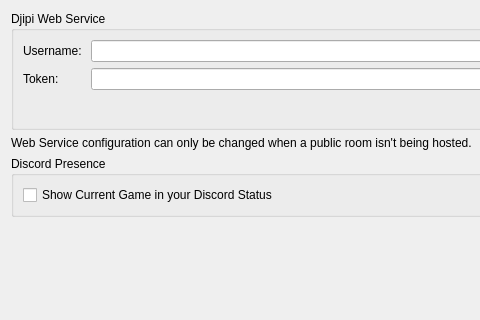
Above: src/yuzu/configuration/configure_web.ui from Djipi71/OOT before the change; both pictures show x 0 to 480 and y 0 to 320 of the 926 by 561 pixel window. Below: the same form after it.
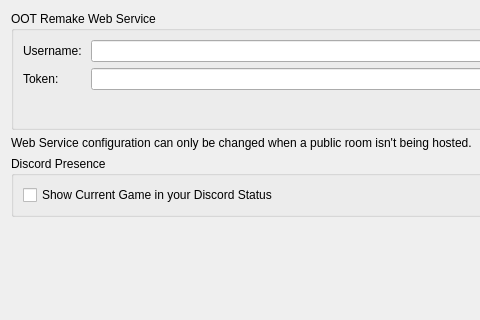
That is the form after the change.

Commit message: Djipi v4: OOT Remake rebased on Frizti's Fritchii v5.8.4 with Lichii build-150 fixes

```diff
--- a/src/yuzu/configuration/configure_web.ui
+++ b/src/yuzu/configuration/configure_web.ui
@@ -22,7 +22,7 @@
      <item>
       <widget class="QGroupBox" name="groupBoxWebConfig">
        <property name="title">
-        <string>Djipi Web Service</string>
+        <string>OOT Remake Web Service</string>
        </property>
        <layout class="QVBoxLayout" name="verticalLayoutYuzuWebService">
         <item>
```
The commit also changes 654 other files.
